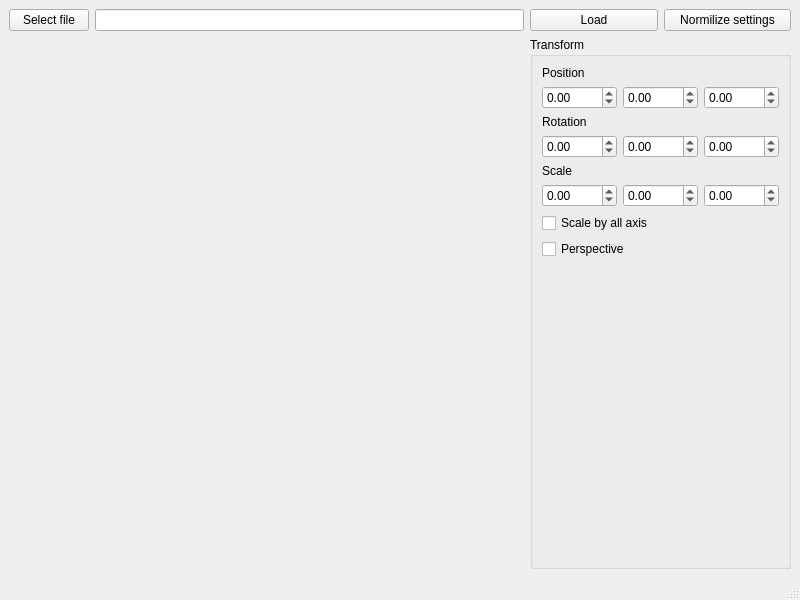
Old version of the form mainwindow.ui in the repository Laefye/labs.oop.lab04.
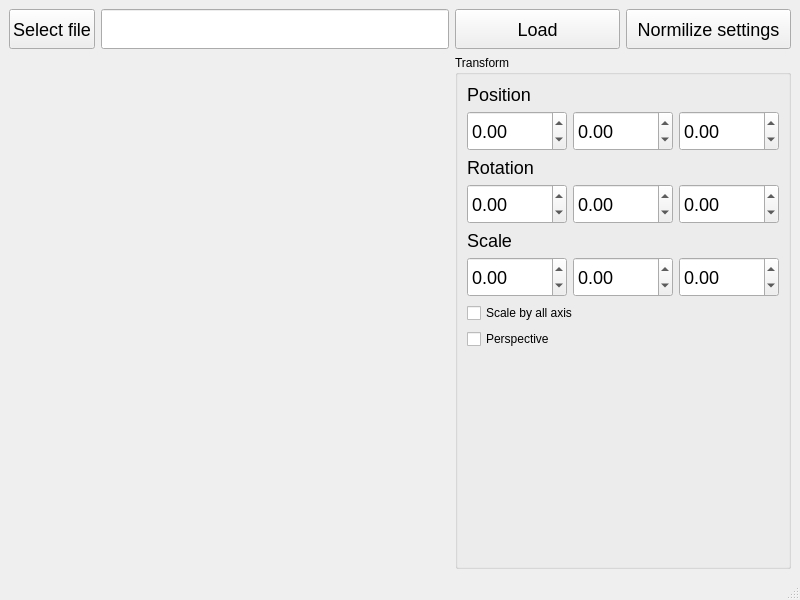
New version of the form.

Diff of the .ui file:
```diff
--- a/mainwindow.ui
+++ b/mainwindow.ui
@@ -16,10 +16,29 @@
   <widget class="QWidget" name="centralwidget">
    <layout class="QGridLayout" name="gridLayout">
     <item row="0" column="1">
-     <widget class="QLineEdit" name="filename"/>
+     <widget class="QLineEdit" name="filename">
+      <property name="minimumSize">
+       <size>
+        <width>0</width>
+        <height>40</height>
+       </size>
+      </property>
+      <property name="styleSheet">
+       <string notr="true">font-size: 18px;</string>
+      </property>
+     </widget>
     </item>
     <item row="0" column="3">
      <widget class="QPushButton" name="normilize">
+      <property name="minimumSize">
+       <size>
+        <width>0</width>
+        <height>40</height>
+       </size>
+      </property>
+      <property name="styleSheet">
+       <string notr="true">font-size: 18px;</string>
+      </property>
       <property name="text">
        <string>Normilize settings</string>
       </property>
@@ -27,6 +46,15 @@
     </item>
     <item row="0" column="2">
      <widget class="QPushButton" name="load">
+      <property name="minimumSize">
+       <size>
+        <width>0</width>
+        <height>40</height>
+       </size>
+      </property>
+      <property name="styleSheet">
+       <string notr="true">font-size: 18px;</string>
+      </property>
       <property name="text">
        <string>Load</string>
       </property>
@@ -34,6 +62,15 @@
     </item>
     <item row="0" column="0">
      <widget class="QPushButton" name="setFile">
+      <property name="minimumSize">
+       <size>
+        <width>0</width>
+        <height>40</height>
+       </size>
+      </property>
+      <property name="styleSheet">
+       <string notr="true">font-size: 18px;</string>
+      </property>
       <property name="text">
        <string>Select file</string>
       </property>
@@ -47,6 +84,15 @@
       <layout class="QGridLayout" name="gridLayout_2">
        <item row="3" column="0">
         <widget class="QDoubleSpinBox" name="rotationX">
+         <property name="minimumSize">
+          <size>
+           <width>0</width>
+           <height>40</height>
+          </size>
+         </property>
+         <property name="styleSheet">
+          <string notr="true">font-size: 18px;</string>
+         </property>
          <property name="minimum">
           <double>-1000.000000000000000</double>
          </property>
@@ -63,6 +109,9 @@
            <verstretch>0</verstretch>
           </sizepolicy>
          </property>
+         <property name="styleSheet">
+          <string notr="true">font-size: 18px;</string>
+         </property>
          <property name="text">
           <string>Position</string>
          </property>
@@ -70,6 +119,15 @@
        </item>
        <item row="3" column="2">
         <widget class="QDoubleSpinBox" name="rotationZ">
+         <property name="minimumSize">
+          <size>
+           <width>0</width>
+           <height>40</height>
+          </size>
+         </property>
+         <property name="styleSheet">
+          <string notr="true">font-size: 18px;</string>
+         </property>
          <property name="minimum">
           <double>-1000.000000000000000</double>
          </property>
@@ -80,6 +138,15 @@
        </item>
        <item row="5" column="2">
         <widget class="QDoubleSpinBox" name="scaleZ">
+         <property name="minimumSize">
+          <size>
+           <width>0</width>
+           <height>40</height>
+          </size>
+         </property>
+         <property name="styleSheet">
+          <string notr="true">font-size: 18px;</string>
+         </property>
          <property name="minimum">
           <double>-1000.000000000000000</double>
          </property>
@@ -90,6 +157,15 @@
        </item>
        <item row="1" column="2">
         <widget class="QDoubleSpinBox" name="positionZ">
+         <property name="minimumSize">
+          <size>
+           <width>0</width>
+           <height>40</height>
+          </size>
+         </property>
+         <property name="styleSheet">
+          <string notr="true">font-size: 18px;</string>
+         </property>
          <property name="minimum">
           <double>-1000.000000000000000</double>
          </property>
@@ -109,6 +185,9 @@
            <verstretch>0</verstretch>
           </sizepolicy>
          </property>
+         <property name="styleSheet">
+          <string notr="true">font-size: 18px;</string>
+         </property>
          <property name="text">
           <string>Rotation</string>
          </property>
@@ -122,6 +201,9 @@
            <verstretch>0</verstretch>
           </sizepolicy>
          </property>
+         <property name="styleSheet">
+          <string notr="true">font-size: 18px;</string>
+         </property>
          <property name="text">
           <string>Scale</string>
          </property>
@@ -129,6 +211,15 @@
        </item>
        <item row="5" column="0">
         <widget class="QDoubleSpinBox" name="scaleX">
+         <property name="minimumSize">
+          <size>
+           <width>0</width>
+           <height>40</height>
+          </size>
+         </property>
+         <property name="styleSheet">
+          <string notr="true">font-size: 18px;</string>
+         </property>
          <property name="minimum">
           <double>-1000.000000000000000</double>
          </property>
@@ -139,6 +230,15 @@
        </item>
        <item row="1" column="0">
         <widget class="QDoubleSpinBox" name="positionX">
+         <property name="minimumSize">
+          <size>
+           <width>0</width>
+           <height>40</height>
+          </size>
+         </property>
+         <property name="styleSheet">
+          <string notr="true">font-size: 18px;</string>
+         </property>
          <property name="minimum">
           <double>-1000.000000000000000</double>
          </property>
@@ -149,6 +249,15 @@
        </item>
        <item row="1" column="1">
         <widget class="QDoubleSpinBox" name="positionY">
+         <property name="minimumSize">
+          <size>
+           <width>0</width>
+           <height>40</height>
+          </size>
+         </property>
+         <property name="styleSheet">
+          <string notr="true">font-size: 18px;</string>
+         </property>
          <property name="minimum">
           <double>-1000.000000000000000</double>
          </property>
@@ -159,6 +268,15 @@
        </item>
        <item row="5" column="1">
         <widget class="QDoubleSpinBox" name="scaleY">
+         <property name="minimumSize">
+          <size>
+           <width>0</width>
+           <height>40</height>
+          </size>
+         </property>
+         <property name="styleSheet">
+          <string notr="true">font-size: 18px;</string>
+         </property>
          <property name="minimum">
           <double>-1000.000000000000000</double>
          </property>
@@ -169,6 +287,15 @@
        </item>
        <item row="3" column="1">
         <widget class="QDoubleSpinBox" name="rotationY">
+         <property name="minimumSize">
+          <size>
+           <width>0</width>
+           <height>40</height>
+          </size>
+         </property>
+         <property name="styleSheet">
+          <string notr="true">font-size: 18px;</string>
+         </property>
          <property name="minimum">
           <double>-1000.000000000000000</double>
          </property>
```
Left out of the diff: 2 changed lines with no effect on the pictures.
